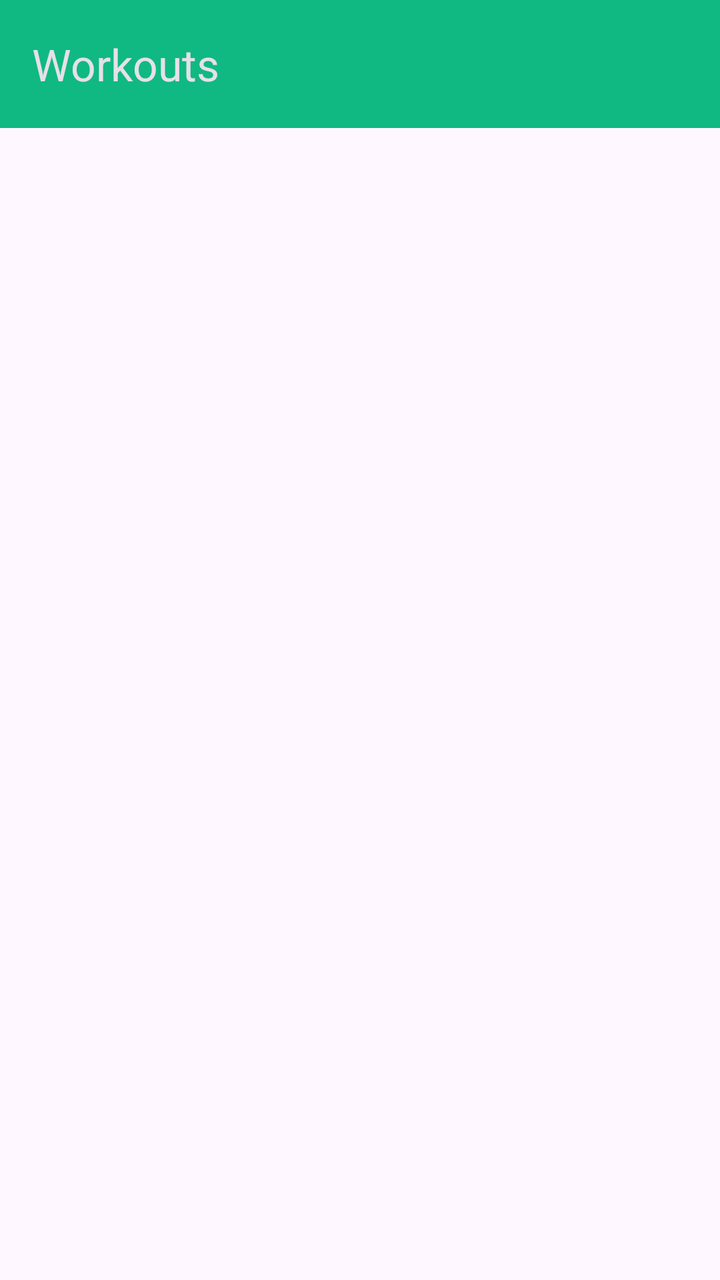
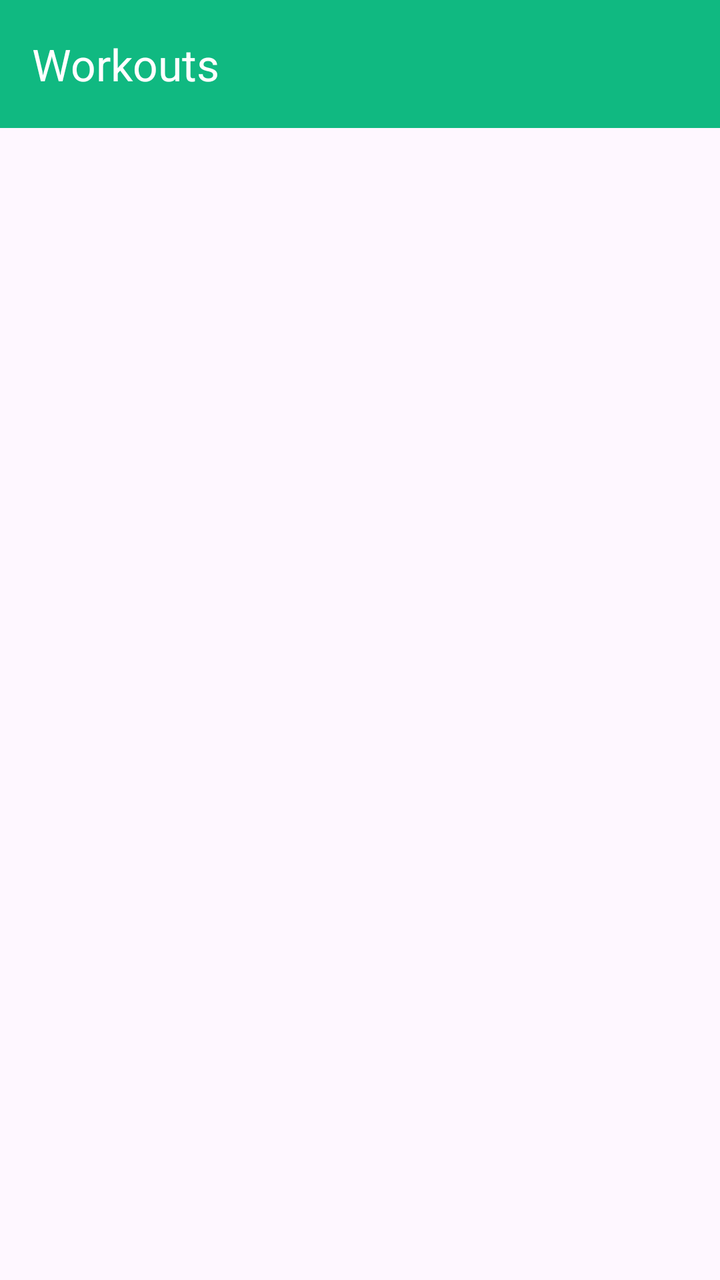

Screens rendered from an Android XML layout before and after an edit, with the pre-edit source and the edit as a unified diff.
<!-- AndroidManifest.xml: application theme Theme.StepCoin -->
<!-- res/layout/activity_exercises.xml -->
<?xml version="1.0" encoding="utf-8"?>
<LinearLayout xmlns:android="http://schemas.android.com/apk/res/android"
    xmlns:app="http://schemas.android.com/apk/res-auto"
    android:layout_width="match_parent"
    android:layout_height="match_parent"
    android:orientation="vertical">

    <com.google.android.material.appbar.MaterialToolbar
        android:id="@+id/toolbar"
        android:layout_width="match_parent"
        android:layout_height="?attr/actionBarSize"
        android:background="@color/primary"
        android:theme="@style/ThemeOverlay.Material3.Dark"
        app:title="Workouts" />

    <ScrollView
        android:layout_width="match_parent"
        android:layout_height="0dp"
        android:layout_weight="1">

        <LinearLayout
            android:id="@+id/container"
            android:layout_width="match_parent"
            android:layout_height="wrap_content"
            android:orientation="vertical"
            android:paddingStart="16dp"
            android:paddingEnd="16dp"
            android:paddingBottom="24dp" />
    </ScrollView>
</LinearLayout>
<!-- resources referenced by this layout -->
<resources>
  <color name="primary">#10B981</color>
  <style name="Theme.StepCoin" parent="Theme.Material3.DayNight.NoActionBar">
          <item name="colorPrimary">@color/primary</item>
          <item name="colorOnPrimary">@color/white</item>
      </style>
  <color name="white">#FFFFFFFF</color>
</resources>

<!-- the commit's change to res/layout/activity_exercises.xml (unified diff, before → after) -->
@@ -10,8 +10,9 @@
         android:layout_width="match_parent"
         android:layout_height="?attr/actionBarSize"
         android:background="@color/primary"
-        android:theme="@style/ThemeOverlay.Material3.Dark"
-        app:title="Workouts" />
+        app:title="Workouts"
+        app:titleTextColor="@color/white"
+        app:navigationIconTint="@color/white" />
 
     <ScrollView
         android:layout_width="match_parent"
